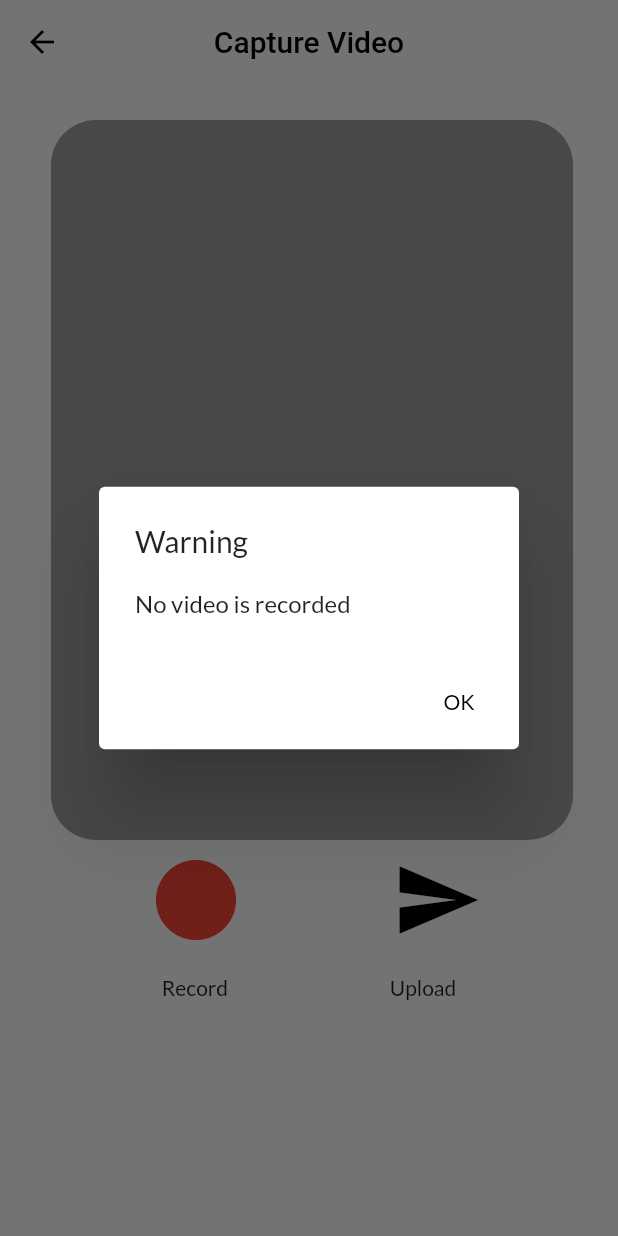
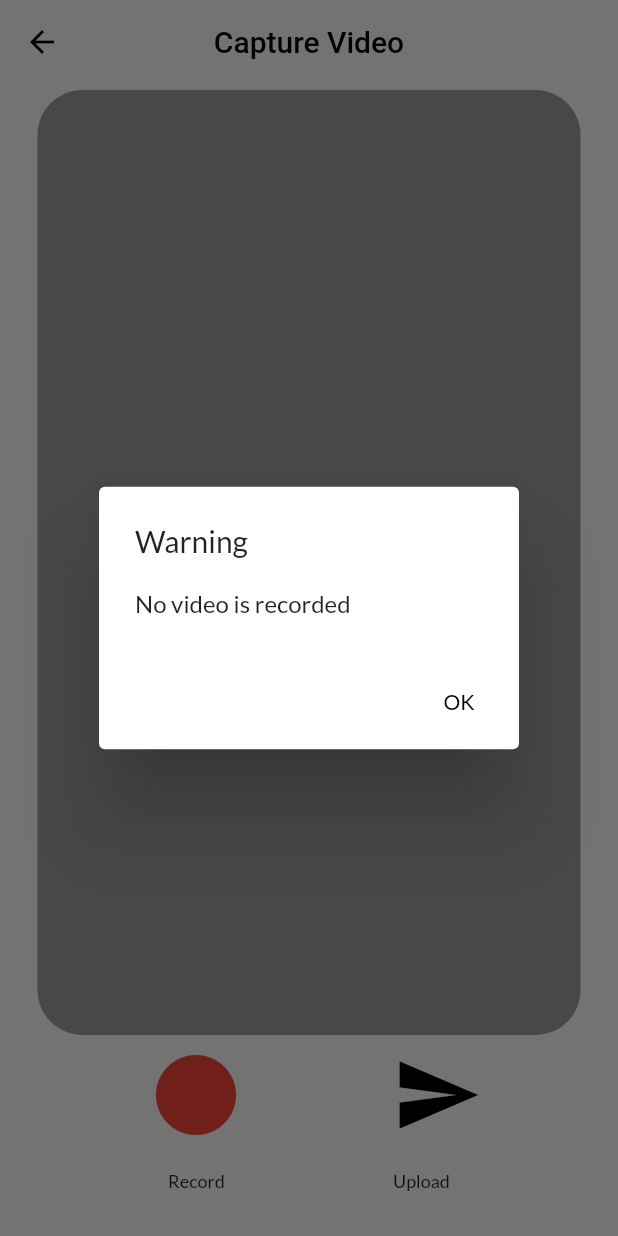
Before and after one commit to lydia0423/TB_e_health, a Flutter app: the UploadVideo screen opened directly, after a tap on "Upload", on a phone screen of 412 x 824 dp. Run offline on Flutter 3.47's test engine with Material 2 defaults, Android fonts, the phone set to English and light mode, and no system bars; our stand-ins replace bubble, cloud_firestore, date_format, device_preview, firebase_auth, firebase_core and 12 more; missing offline and left inert: android_alarm_manager; accounts and stored records are empty; statements that could not run were skipped.

Commit message:
update upload video layout

```diff
--- a/lib/common/constants.dart
+++ b/lib/common/constants.dart
@@ -1,5 +1,6 @@
 class Constants {
 
+  static const double navTextFs = 10;
   static const double textFs = 12;
   static const double titleFs = 18;
   static const double buttonFs = 12;
--- a/lib/models/active_user.dart
+++ b/lib/models/active_user.dart
@@ -1,3 +1,5 @@
+import 'dart:async';
+
 import 'package:cloud_firestore/cloud_firestore.dart';
 import 'package:firebase_auth/firebase_auth.dart';
 
@@ -79,6 +81,8 @@ Future<DocumentSnapshot> getActiveUser() async {
 
 //? Retrieves data from Firestore and stores in an ActiveUser object
 Future<ActiveUser> myActiveUser({String? docId}) async {
+  Timer(Duration(seconds: 5), () {});
+
   String currentId;
   User? currentUser = FirebaseAuth.instance.currentUser;
   (docId == null) ? currentId = currentUser!.uid : currentId = docId;
--- a/lib/screens/authenticate/sign_in.dart
+++ b/lib/screens/authenticate/sign_in.dart
@@ -259,8 +259,8 @@ class _SignInState extends State<SignIn> {
                                 print('SignIn: error!!! ' + result);
                                 loginError(context, result);
                               } else {
-                                print('SignIn: ' +
-                                    (result as ActiveUser).userId);
+                                print(
+                                    'SignIn: ' + (result as ActiveUser).userId);
                               }
                             }
                           },
--- a/lib/screens/video_upload.dart
+++ b/lib/screens/video_upload.dart
@@ -11,6 +11,7 @@ import 'package:tb_e_health/Custom%20Widgets/video_widget.dart';
 import 'package:tb_e_health/Models/active_user.dart';
 import 'package:tb_e_health/Models/video_uploaded.dart';
 import 'package:tb_e_health/Screens/daily_progress_board.dart';
+import 'package:tb_e_health/common/constants.dart';
 import 'package:tb_e_health/screens/shared/common_app_bar.dart';
 
 // ignore: must_be_immutable
@@ -28,19 +29,19 @@ class _UploadVideoState extends State<UploadVideo> {
 
   @override
   Widget build(BuildContext context) {
+    double height = MediaQuery.of(context).size.height;
+    double width = MediaQuery.of(context).size.width;
     print("prepare to upload video...");
     return Scaffold(
       appBar: CommonAppBar(title: 'Capture Video'),
-      body: ListView(
+      body: Column(
         children: [
           (fileMedia == null)
               ? Expanded(
-                  child: Padding(
-                    padding: const EdgeInsets.only(
-                        top: 20.0, left: 34.0, right: 30.0),
+                  child: Center(
                     child: Container(
-                      height: 480,
-                      width: 340,
+                      // height: height-0.0,
+                      width: width - 50.0,
                       decoration: BoxDecoration(
                           borderRadius: BorderRadius.circular(30.0),
                           color: Colors.grey),
@@ -48,16 +49,12 @@ class _UploadVideoState extends State<UploadVideo> {
                   ),
                 )
               : Expanded(
-                  child: Padding(
-                    padding: const EdgeInsets.only(
-                        top: 20.0, left: 34.0, right: 30.0),
-                    child: Container(
-                      height: 480,
-                      width: 340,
-                      decoration: BoxDecoration(
-                          borderRadius: BorderRadius.circular(30.0)),
-                      child: VideoWidget(fileMedia!),
-                    ),
+                  child: Container(
+                    // height: height-0.0,
+                    width: width - 50.0,
+                    decoration: BoxDecoration(
+                        borderRadius: BorderRadius.circular(30.0)),
+                    child: VideoWidget(fileMedia!),
                   ),
                 ),
           Row(
@@ -87,11 +84,13 @@ class _UploadVideoState extends State<UploadVideo> {
             children: [
               InkWell(
                 onTap: () => capture(MediaSource.video),
-                child: Text('Record'),
+                child: Text('Record',
+                    style: TextStyle(fontSize: Constants.buttonFs)),
               ),
               InkWell(
                 onTap: () => upload(context),
-                child: Text('Upload'),
+                child: Text('Upload',
+                    style: TextStyle(fontSize: Constants.buttonFs)),
               ),
             ],
           ),
--- a/lib/services/auth_service.dart
+++ b/lib/services/auth_service.dart
@@ -70,7 +70,7 @@ class AuthService {
     print('signInWithUserIdAndPassword: userId = ' + userId);
     String email = '';
     try {
-      email = await _user.getUserEmailByUserId(userId);
+      email = await _user.getUserEmailByUserId(userId.trim());
       print('signInWithUserIdAndPassword: email is ' + email);
     } on FirebaseAuthException catch (e) {
       if (e.code == 'user-not-found') {
```
Also changed, not shown: lib/screens/home_screen.dart (+23 -41 lines), lib/screens/navigations.dart (+11 -7 lines).
